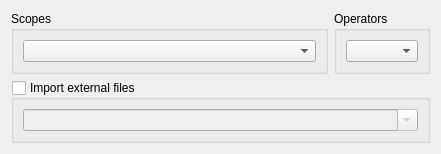
Old version of the form v2/branches/dev/monkey/src/xupmanager/gui/XUPAddFiles.ui in the repository testmana2/mks.
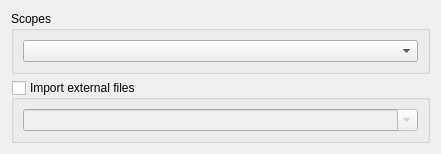
New version of the form. Custom widgets are drawn as their Qt base class.

Commit message: MkS no longer need to ask the user for an operator when creating/adding new projects/files ! It auto detect exising operators and have an internal mecanism that allow it to choose ( create ) the best !

The edit to the form file:
```diff
--- a/v2/branches/dev/monkey/src/xupmanager/gui/XUPAddFiles.ui
+++ b/v2/branches/dev/monkey/src/xupmanager/gui/XUPAddFiles.ui
@@ -12,11 +12,11 @@
   <property name="windowTitle" >
    <string>My Form Class</string>
   </property>
-  <layout class="QGridLayout" name="glWidget" >
-   <item row="0" column="0" >
-    <widget class="QGroupBox" name="gbScopes" >
-     <property name="sizePolicy" >
-      <sizepolicy vsizetype="Preferred" hsizetype="Expanding" >
+  <layout class="QVBoxLayout" name="verticalLayout_2">
+   <item>
+    <widget class="QGroupBox" name="gbScopes">
+     <property name="sizePolicy">
+      <sizepolicy hsizetype="Expanding" vsizetype="Preferred">
        <horstretch>0</horstretch>
        <verstretch>0</verstretch>
       </sizepolicy>
@@ -31,21 +31,9 @@
      </layout>
     </widget>
    </item>
-   <item row="0" column="1" >
-    <widget class="QGroupBox" name="gbOperators" >
-     <property name="title" >
-      <string>Operators</string>
-     </property>
-     <layout class="QVBoxLayout" name="verticalLayout_2" >
-      <item>
-       <widget class="QComboBox" name="cbOperators" />
-      </item>
-     </layout>
-    </widget>
-   </item>
-   <item row="1" column="0" colspan="2" >
-    <widget class="QGroupBox" name="gbImport" >
-     <property name="toolTip" >
+   <item>
+    <widget class="QGroupBox" name="gbImport">
+     <property name="toolTip">
       <string>Imported files will by default be copied to project path unless you provide a relative only path from project path</string>
      </property>
      <property name="title" >
```
Left out of the diff: 47 changed lines with no effect on the pictures. The commit also changes 10 other files.
